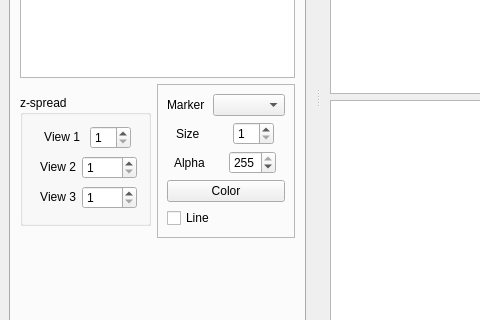
The window that designerFiles/lasagna_mainWindow.ui (SainsburyWellcomeCentre/lasagna) describes before a commit, drawn with Qt 5; both pictures show x 0 to 480 and y 314 to 634 of the 1002 by 795 pixel window.
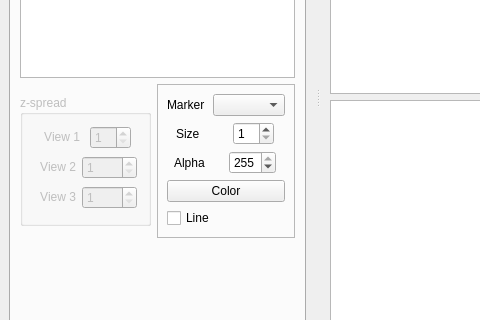
The same window after the commit. The open tabs and pages were chosen to show the change. Icons and pictures are not drawn. Custom widgets are drawn as their Qt base class.

Commit message: Set sparse point symbol properties from GUI

```diff
--- a/designerFiles/lasagna_mainWindow.ui
+++ b/designerFiles/lasagna_mainWindow.ui
@@ -228,6 +228,9 @@
           <layout class="QHBoxLayout" name="horizontalLayout_10">
            <item>
             <widget class="QGroupBox" name="groupBoxAxisRatio_2">
+             <property name="enabled">
+              <bool>false</bool>
+             </property>
              <property name="sizePolicy">
               <sizepolicy hsizetype="Fixed" vsizetype="Fixed">
                <horstretch>0</horstretch>
```
Left out of the diff: 2 changed lines with no effect on the pictures. The commit also changes 3 other files.
